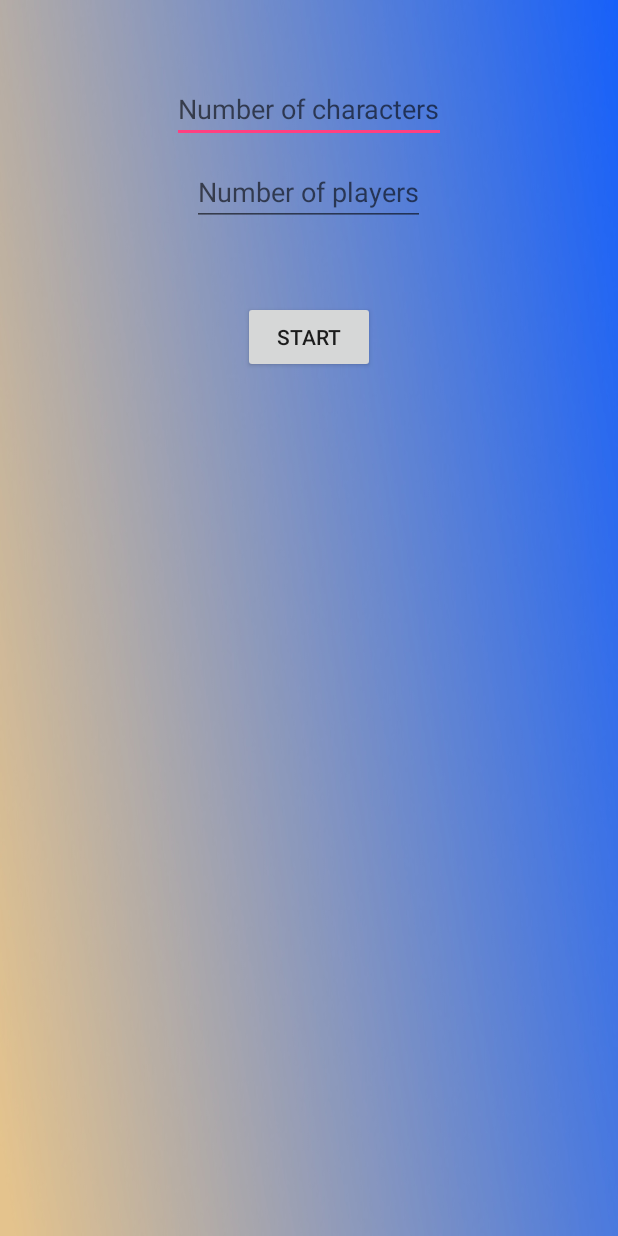
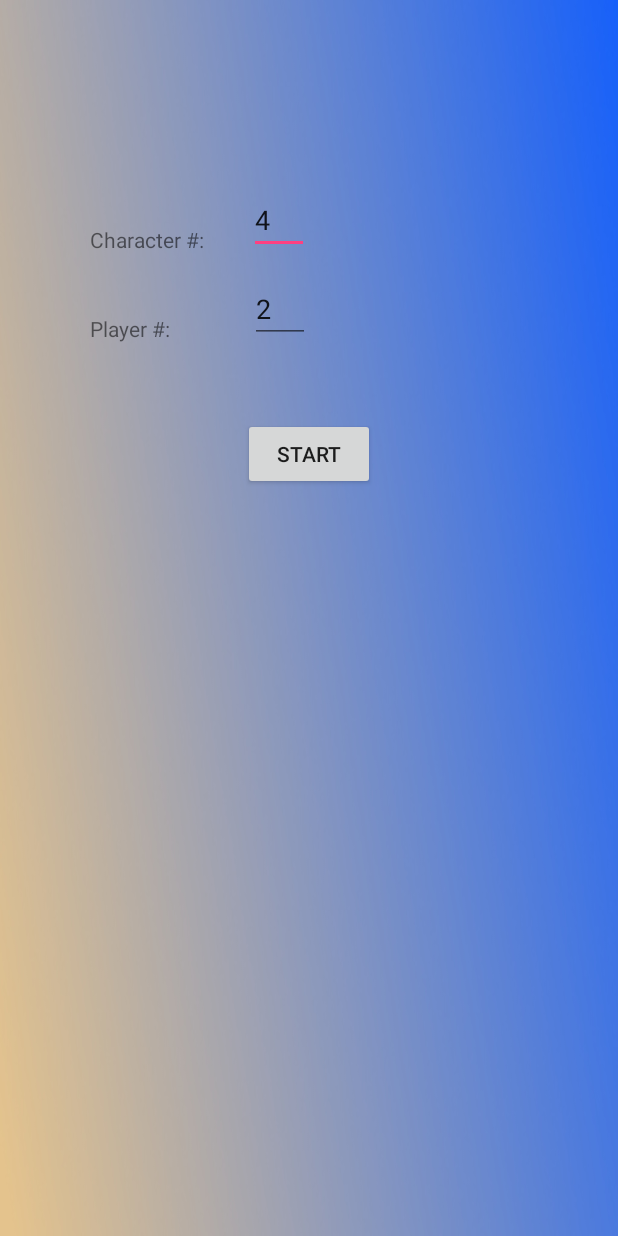
Before and after one commit to joeconstan/SmashTools, an Android app: the MeleeIronMan screen opened directly, with no data from a screen before it, on a phone screen of 412 x 824 dp. Run offline under Robolectric (Android 15) with nearby library versions, the phone set to English and light mode, and no system bars.

Commit message:
ui changes

```diff
--- a/app/src/main/AndroidManifest.xml
+++ b/app/src/main/AndroidManifest.xml
@@ -4,7 +4,7 @@
 
     <application
         android:allowBackup="true"
-        android:icon="@drawable/smash4imicon"
+        android:icon="@drawable/captainfalconicon"
         android:label="@string/app_name"
         android:roundIcon="@mipmap/ic_launcher_round"
         android:supportsRtl="true"
--- a/app/src/main/java/com/arealbreakfast/smashtools/MainActivity.java
+++ b/app/src/main/java/com/arealbreakfast/smashtools/MainActivity.java
@@ -61,7 +61,7 @@ public class MainActivity extends AppCompatActivity
     @Override
     public boolean onCreateOptionsMenu(Menu menu) {
         // Inflate the menu; this adds items to the action bar if it is present.
-        getMenuInflater().inflate(R.menu.main, menu);
+        //getMenuInflater().inflate(R.menu.main, menu);
         return true;
     }
 
--- a/app/src/main/java/com/arealbreakfast/smashtools/Results.java
+++ b/app/src/main/java/com/arealbreakfast/smashtools/Results.java
@@ -25,11 +25,6 @@ public class Results extends AppCompatActivity {
         //display characters that the/each person got
         Intent intent = getIntent();
         ArrayList<Integer> chars = intent.getIntegerArrayListExtra("chars");
-
-       /* HashSet<Integer> hashSet = new HashSet<>();
-        hashSet.addAll(chars);
-        chars.clear();
-        chars.addAll(hashSet);*/ //todo: needs to add in the missing ones. also only do this for each individ person? not alltogether.
 
         int x = intent.getIntExtra("type", 0); //0 - smash4, 1 - melee
         int p_num = intent.getIntExtra("players", 2);
--- a/app/src/main/java/com/arealbreakfast/smashtools/SmashFourIronMan.java
+++ b/app/src/main/java/com/arealbreakfast/smashtools/SmashFourIronMan.java
@@ -23,10 +23,6 @@ public class SmashFourIronMan extends AppCompatActivity {
 
     }
 
-    public void Exclude(View view) {
-        Intent intent = new Intent(view.getContext(), Exclude.class);
-        startActivity(intent);
-    }
 
     public void Start(View view) {
         EditText players = (EditText) findViewById(R.id.s4imnumber_play);
@@ -42,7 +38,7 @@ public class SmashFourIronMan extends AppCompatActivity {
             //pick a new character
             ranNum = randomGenerator.nextInt(56);
             if (!chosen_chars.contains(ranNum))
-                chosen_chars.add(randomGenerator.nextInt(56));
+                chosen_chars.add(ranNum);
         }
         //need to remove duplicates as well by adding to hash set and then if its smaller than before, add another ad infitum until its correct size.
 
--- a/app/src/main/res/layout/activity_meleeironman.xml
+++ b/app/src/main/res/layout/activity_meleeironman.xml
@@ -7,25 +7,57 @@
     >
 
 
-    <EditText
-        android:id="@+id/mimnumber_char"
+
+
+
+
+
+
+    <TextView
         android:layout_width="wrap_content"
         android:layout_height="wrap_content"
-        android:layout_centerHorizontal="true"
-        android:layout_marginTop="50dp"
-        android:hint="Number of characters"
-        android:inputType="number" />
+        android:text="Character #:"
+        android:layout_marginTop="150dp"
+        android:layout_marginLeft="60dp"
+        android:id="@+id/mimnumber_char_title"
+        />
+
+
 
     <EditText
+        android:layout_width="40dp"
+        android:layout_height="wrap_content"
+        android:inputType="number"
+        android:id="@+id/mimnumber_char"
+        android:text="4"
+        android:layout_marginTop="50dp"
+        android:layout_toRightOf="@+id/mimnumber_char_title"
+        android:layout_alignBottom="@+id/mimnumber_char_title"
+        android:layout_marginLeft="30dp"
+        />
+
+    <TextView
         android:layout_width="wrap_content"
         android:layout_height="wrap_content"
-        android:hint="Number of players"
+        android:text="Player #:"
+        android:id="@+id/mimnumber_play_title"
+        android:layout_below="@id/mimnumber_char_title"
+        android:layout_marginTop="40dp"
+        android:layout_marginLeft="60dp"
+        />
+
+    <EditText
+        android:layout_width="40dp"
+        android:layout_height="wrap_content"
         android:inputType="number"
         android:id="@+id/mimnumber_play"
-        android:layout_centerHorizontal="true"
-        android:layout_below="@id/mimnumber_char"
+        android:text="2"
         android:layout_marginTop="10dp"
+        android:layout_toRightOf="@+id/mimnumber_play_title"
+        android:layout_alignBottom="@+id/mimnumber_play_title"
+        android:layout_marginLeft="53dp"
         />
+
 
 
 
@@ -40,4 +72,8 @@
         android:text="Start" />
 
 
+
+
+
+
 </RelativeLayout>
--- a/app/src/main/res/layout/activity_smashfourironman.xml
+++ b/app/src/main/res/layout/activity_smashfourironman.xml
@@ -21,6 +21,7 @@
         android:layout_height="wrap_content"
         android:inputType="number"
         android:id="@+id/s4imnumber_char"
+        android:text="5"
         android:layout_marginTop="50dp"
         android:layout_toRightOf="@+id/s4imnumber_char_title"
         android:layout_alignBottom="@+id/s4imnumber_char_title"
@@ -42,6 +43,7 @@
         android:layout_height="wrap_content"
         android:inputType="number"
         android:id="@+id/s4imnumber_play"
+        android:text="2"
         android:layout_marginTop="10dp"
         android:layout_toRightOf="@+id/s4imnumber_play_title"
         android:layout_alignBottom="@+id/s4imnumber_play_title"
```
Also changed, not shown: app/src/main/java/com/arealbreakfast/smashtools/MeleeIronMan.java (+7 -7 lines), app/src/main/res/layout/content_main.xml (+15 -13 lines), app/src/main/res/drawable/captainfalconicon.png (added), app/src/main/res/drawable/meleebackground.PNG (added), app/src/main/res/drawable/smashfourbackground.png (added).
